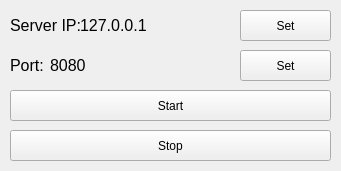
This is FUP-GUI/fupServer.ui in Openerz/FUP-Project as Qt 5 draws it before an edit. The edited form follows.
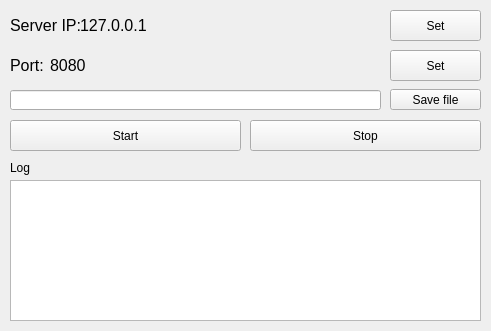
This is the edited form.

Patch:
```diff
--- a/FUP-GUI/fupServer.ui
+++ b/FUP-GUI/fupServer.ui
@@ -6,8 +6,8 @@
    <rect>
     <x>0</x>
     <y>0</y>
-    <width>341</width>
-    <height>171</height>
+    <width>491</width>
+    <height>331</height>
    </rect>
   </property>
   <property name="windowTitle">
@@ -35,7 +35,7 @@
    <widget class="QPushButton" name="pushButtonIP">
     <property name="geometry">
      <rect>
-      <x>240</x>
+      <x>390</x>
       <y>10</y>
       <width>91</width>
       <height>31</height>
@@ -49,8 +49,8 @@
     <property name="geometry">
      <rect>
       <x>10</x>
-      <y>90</y>
-      <width>321</width>
+      <y>120</y>
+      <width>231</width>
       <height>31</height>
      </rect>
     </property>
@@ -97,9 +97,9 @@
    <widget class="QPushButton" name="pushButtonStop">
     <property name="geometry">
      <rect>
-      <x>10</x>
-      <y>130</y>
-      <width>321</width>
+      <x>250</x>
+      <y>120</y>
+      <width>231</width>
       <height>31</height>
      </rect>
     </property>
@@ -110,7 +110,7 @@
    <widget class="QPushButton" name="pushButtonPort">
     <property name="geometry">
      <rect>
-      <x>240</x>
+      <x>390</x>
       <y>50</y>
       <width>91</width>
       <height>31</height>
@@ -137,8 +137,54 @@
     <property name="text">
      <string>Port:</string>
     </property>
-    <property name="margin">
-     <number>4</number>
+   </widget>
+   <widget class="QLabel" name="label_log">
+    <property name="geometry">
+     <rect>
+      <x>10</x>
+      <y>160</y>
+      <width>56</width>
+      <height>16</height>
+     </rect>
+    </property>
+    <property name="text">
+     <string>Log</string>
+    </property>
+   </widget>
+   <widget class="QTextEdit" name="textLog">
+    <property name="geometry">
+     <rect>
+      <x>10</x>
+      <y>180</y>
+      <width>471</width>
+      <height>141</height>
+     </rect>
+    </property>
+   </widget>
+   <widget class="QPushButton" name="pushButtonFile">
+    <property name="geometry">
+     <rect>
+      <x>390</x>
+      <y>89</y>
+      <width>91</width>
+      <height>21</height>
+     </rect>
+    </property>
+    <property name="text">
+     <string>Save file</string>
+    </property>
+   </widget>
+   <widget class="QLineEdit" name="lineEdit_file">
+    <property name="geometry">
+     <rect>
+      <x>10</x>
+      <y>90</y>
+      <width>371</width>
+      <height>20</height>
+     </rect>
+    </property>
+    <property name="readOnly">
+     <bool>true</bool>
     </property>
    </widget>
   </widget>
```
Left out of the diff: 27 changed lines with no effect on the pictures.
